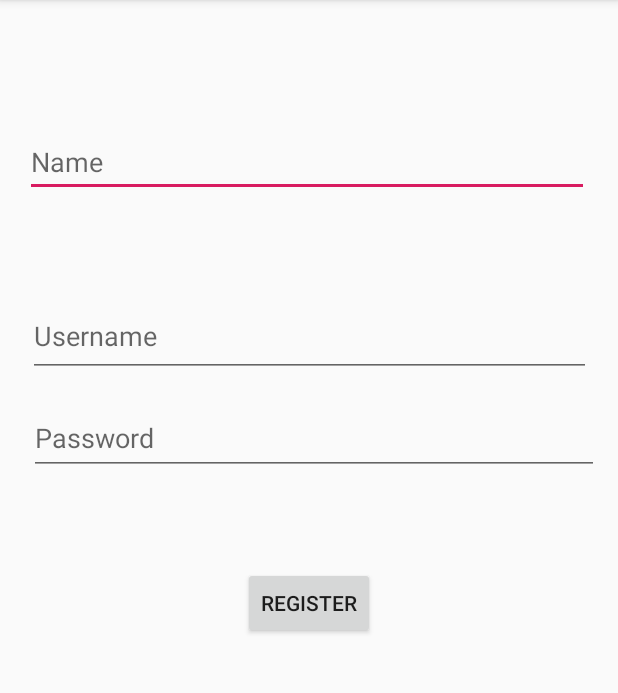
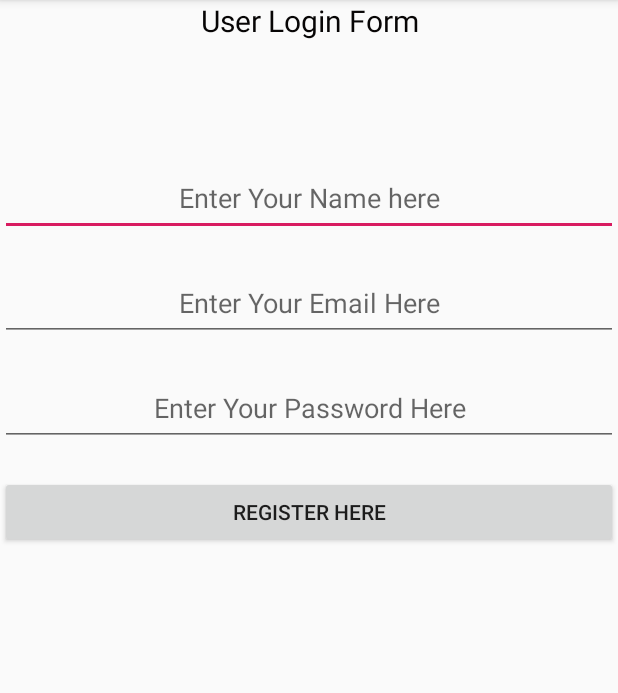
Before and after one commit to sms9092/Reco, an Android app: the RegisterActivity screen opened directly, with no data from a screen before it, on a phone screen of 412 x 824 dp, the part 84-777 px from its top. Run offline under Robolectric (Android 15) with nearby library versions, the phone set to English and light mode, and no system bars.

Commit message:
Login functionality

```diff
--- a/app/build.gradle
+++ b/app/build.gradle
@@ -21,8 +21,10 @@ android {
 dependencies {
     implementation fileTree(dir: 'libs', include: ['*.jar'])
     implementation 'androidx.appcompat:appcompat:1.1.0'
+
+    implementation 'com.google.android.material:material:1.0.0'
+    implementation 'androidx.legacy:legacy-support-v4:1.0.0'
     implementation 'androidx.constraintlayout:constraintlayout:1.1.3'
-    implementation 'com.google.android.material:material:1.0.0'
     testImplementation 'junit:junit:4.12'
     androidTestImplementation 'androidx.test.ext:junit:1.1.1'
     androidTestImplementation 'androidx.test.espresso:espresso-core:3.2.0'
--- a/app/src/main/java/com/sameer/reco/RetroFitClient.java
+++ b/app/src/main/java/com/sameer/reco/RetroFitClient.java
@@ -5,7 +5,7 @@ import retrofit2.converter.gson.GsonConverterFactory;
 
 
 public class RetroFitClient {
-    private static final String BASE_URL = "http://192.168.1.112/android_login/";
+    private static final String BASE_URL = "http://192.168.1.128/android_login/";
     private static RetroFitClient nInstance;
     private Retrofit retrofit;
     private RetroFitClient()
--- a/app/src/main/res/layout/activity_login.xml
+++ b/app/src/main/res/layout/activity_login.xml
@@ -43,7 +43,7 @@
         android:gravity="center"/>
 
     <Button
-        android:text="Log In Here"
+        android:text="LogIn Here"
         android:layout_width="fill_parent"
         android:layout_height="wrap_content"
         android:layout_below="@+id/etPassword"
--- a/app/src/main/res/layout/activity_register.xml
+++ b/app/src/main/res/layout/activity_register.xml
@@ -1,59 +1,66 @@
 <?xml version="1.0" encoding="utf-8"?>
-<androidx.constraintlayout.widget.ConstraintLayout xmlns:android="http://schemas.android.com/apk/res/android"
+<android.widget.RelativeLayout xmlns:android="http://schemas.android.com/apk/res/android"
     xmlns:app="http://schemas.android.com/apk/res-auto"
     xmlns:tools="http://schemas.android.com/tools"
     android:layout_width="match_parent"
     android:layout_height="match_parent"
     tools:context=".RegisterActivity">
 
+    <TextView
+        android:id="@+id/textView"
+        android:layout_width="wrap_content"
+        android:layout_height="wrap_content"
+        android:layout_alignParentTop="true"
+        android:layout_centerHorizontal="true"
+        android:gravity="center"
+        android:text="User Login Form"
+        android:textColor="#070505"
+        android:textSize="20dp" />
+
     <EditText
         android:id="@+id/etName"
-        android:layout_width="376dp"
-        android:layout_height="46dp"
+        android:layout_width="fill_parent"
+        android:layout_height="50dp"
+        android:layout_centerHorizontal="true"
+        android:layout_marginTop="80dp"
         android:ems="10"
-        android:hint="Name"
+        android:hint="Enter Your Name here"
         android:inputType="textPersonName"
-        app:layout_constraintBottom_toTopOf="@+id/etUsername"
-        app:layout_constraintEnd_toEndOf="parent"
-        app:layout_constraintHorizontal_bias="0.457"
-        app:layout_constraintStart_toStartOf="parent"
-        app:layout_constraintTop_toTopOf="parent"
-        app:layout_constraintVertical_bias="0.565" />
+        android:gravity="center"
+        android:layout_below="@+id/textView" />
 
     <EditText
+        android:layout_width="fill_parent"
+        android:layout_height="50dp"
+        android:inputType="textPersonName"
+        android:ems="10"
+        android:layout_below="@+id/etName"
+        android:layout_centerHorizontal="true"
+        android:layout_marginTop="20dp"
         android:id="@+id/etUsername"
-        android:layout_width="375dp"
-        android:layout_height="54dp"
-        android:layout_marginBottom="16dp"
-        android:ems="10"
-        android:hint="Username"
-        android:inputType="textPersonName"
-        app:layout_constraintBottom_toTopOf="@+id/etPassword"
-        app:layout_constraintEnd_toEndOf="parent"
-        app:layout_constraintStart_toStartOf="parent" />
+        android:hint="Enter Your Email Here"
+        android:gravity="center"
+        />
 
     <EditText
+        android:layout_width="fill_parent"
+        android:layout_height="50dp"
+        android:inputType="textPassword"
+        android:ems="10"
+        android:layout_below="@+id/etUsername"
+        android:layout_centerHorizontal="true"
+        android:layout_marginTop="20dp"
         android:id="@+id/etPassword"
-        android:layout_width="380dp"
-        android:layout_height="49dp"
-        android:layout_marginBottom="61dp"
-        android:ems="10"
-        android:hint="Password"
-        android:inputType="textPassword"
-        app:layout_constraintBottom_toTopOf="@+id/Reggister"
-        app:layout_constraintEnd_toEndOf="parent"
-        app:layout_constraintHorizontal_bias="0.612"
-        app:layout_constraintStart_toStartOf="parent" />
+        android:hint="Enter Your Password Here"
+        android:gravity="center"/>
 
     <Button
-        android:id="@+id/Reggister"
-        android:layout_width="wrap_content"
+        android:id="@+id/Register"
+        android:text="Register here"
+        android:layout_width="fill_parent"
         android:layout_height="wrap_content"
-        android:layout_marginStart="162dp"
-        android:layout_marginEnd="162dp"
-        android:layout_marginBottom="342dp"
-        android:text="register"
-        app:layout_constraintBottom_toBottomOf="parent"
-        app:layout_constraintEnd_toEndOf="parent"
-        app:layout_constraintStart_toStartOf="parent" />
-</androidx.constraintlayout.widget.ConstraintLayout>
+        android:layout_below="@+id/etPassword"
+        android:layout_centerHorizontal="true"
+        android:layout_marginTop="20dp"
+        android:gravity="center" />
+</android.widget.RelativeLayout>
--- a/app/src/main/res/values/colors.xml
+++ b/app/src/main/res/values/colors.xml
@@ -3,4 +3,5 @@
     <color name="colorPrimary">#008577</color>
     <color name="colorPrimaryDark">#00574B</color>
     <color name="colorAccent">#D81B60</color>
+
 </resources>
--- a/app/src/main/res/values/strings.xml
+++ b/app/src/main/res/values/strings.xml
@@ -1,4 +1,10 @@
 <resources>
     <string name="app_name">recoHealth</string>
     <string name="action_settings">Settings</string>
+
+
+    <string name="hello_blank_fragment">Hello blank fragment</string>
+    <string name="pref_file">com.sameer.preference_file</string>
+    <string name="pref_login_status">com.sameer.preference_login_status</string>
+    <string name="pref_user_name">com.sameer.preference_user_name</string>
 </resources>
```
Also changed, not shown: app/src/main/AndroidManifest.xml (+8 -7 lines), app/src/main/java/com/sameer/reco/Api.java (+14 -1 lines), app/src/main/java/com/sameer/reco/LoginActivity.java (+44 -4 lines), app/src/main/java/com/sameer/reco/MainActivity.java (added, +46 -0 lines), app/src/main/java/com/sameer/reco/Preference.java (added, +50 -0 lines), app/src/main/java/com/sameer/reco/RegisterActivity.java (+9 -12 lines), app/src/main/java/com/sameer/reco/User.java (added, +20 -0 lines), app/src/main/java/com/sameer/reco/UserAreaActivity.java (+19 -0 lines), app/src/main/res/layout/activity_main.xml (added, +19 -0 lines), app/src/main/res/layout/activity_user_area.xml (+19 -14 lines).
